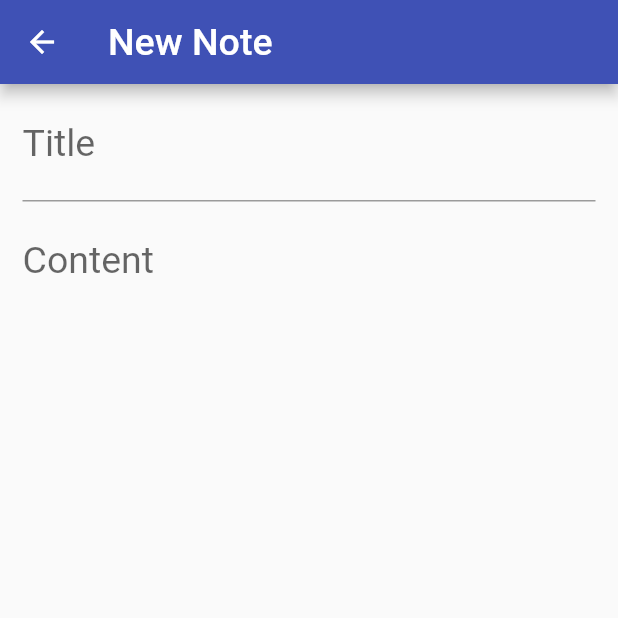
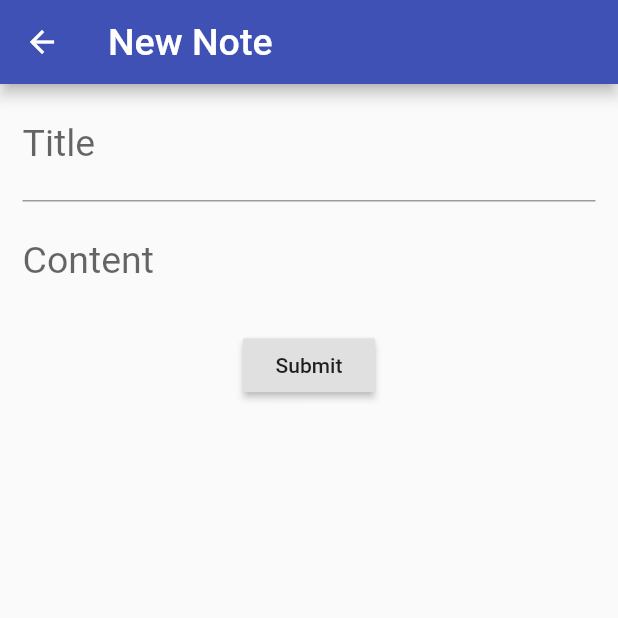
Before and after one commit to alochaus/Biji, a Flutter app: the CreateNote screen opened directly, on a phone screen of 412 x 824 dp, the top half of it. Run offline on Flutter 3.47's test engine with Material 2 defaults, Android fonts, the phone set to English and light mode, and no system bars.

Commit message:
added new note feature

```diff
--- a/lib/components/InputField.dart
+++ b/lib/components/InputField.dart
@@ -11,15 +11,16 @@ class InputField extends StatelessWidget {
   final int minLines;
   final bool border;
 
-  InputField(
-      {@required this.controller,
+  InputField({
+    @required this.controller,
     this.icon,
     this.label,
     this.hint,
     this.maxLines = 1,
     this.minLines,
     @required this.inputType,
-      this.border = true});
+    this.border = true,
+  });
 
   @override
   Widget build(BuildContext context) {
--- /dev/null
+++ b/lib/models/Note.dart
@@ -0,0 +1,12 @@
+class Note {
+  final String title;
+  final String content;
+
+  Note(
+    this.title,
+    this.content,
+  );
+
+  bool   isValid()  => title == '' || content == '';
+  String toString() => 'Title: $title\nContent: $content\n';
+}
--- a/lib/screens/CreateNote.dart
+++ b/lib/screens/CreateNote.dart
@@ -1,5 +1,6 @@
 import 'package:biji/components/BijiAppBar.dart';
 import 'package:biji/components/InputField.dart';
+import 'package:biji/models/Note.dart';
 import 'package:flutter/material.dart';
 import 'package:flutter/services.dart';
 
@@ -16,22 +17,38 @@ class CreateNote extends StatelessWidget {
       body: SingleChildScrollView(
         child: Column(
           children: <Widget>[
-            displayTitle(),
-            displayContent(),
+            titleInput(),
+            contentInput(),
+            submitButton(context),
           ],
         ),
       ),
     );
   }
 
-  InputField displayTitle() => InputField(
+  Padding submitButton(BuildContext context) => Padding(
+        padding: const EdgeInsets.fromLTRB(0, 7.0, 0, 7.0),
+        child: RaisedButton(
+          onPressed: () {
+            if (title != null && content != null) {
+              final Note note = Note(title.toString(), content.toString());
+              Navigator.pop(context, note);
+            } else {
+              Navigator.pop(context);
+            }
+          },
+          child: Text('Submit'),
+        ),
+      );
+
+  InputField titleInput() => InputField(
         controller: title,
         label: 'Title',
         hint: 'Title',
         inputType: TextInputType.text,
       );
 
-  InputField displayContent() => InputField(
+  InputField contentInput() => InputField(
         controller: content,
         label: 'Content',
         hint: 'Content',
```
Also changed, not shown: lib/screens/ListOfNotes.dart (+21 -0 lines). Lines whose indentation alone changed are shown as unchanged.
